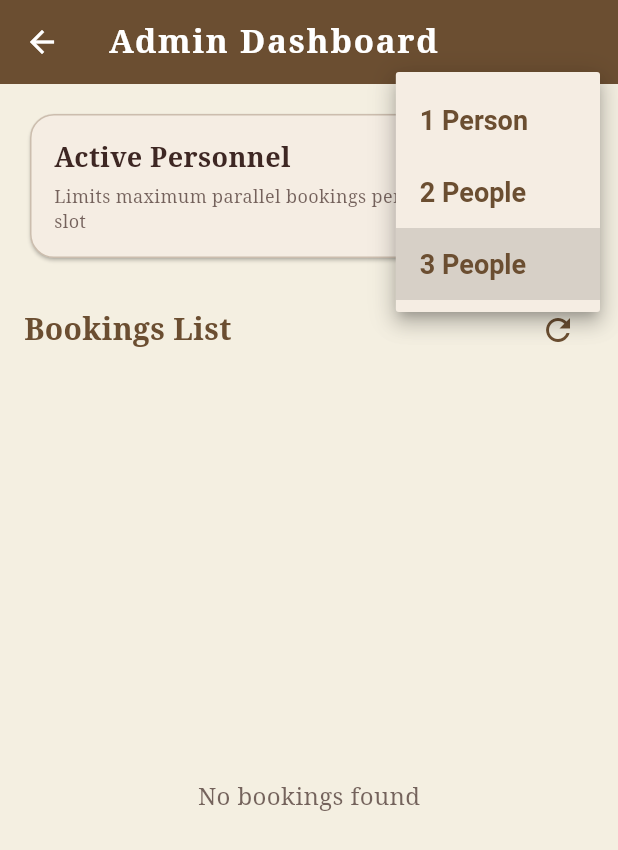
After one commit to MariosGiagkou/Oasis-Spa, a Flutter app: the AdminPage screen opened directly, after a tap on "3 People", on a phone screen of 412 x 824 dp. The commit adds this screen. Shown: the top 850 px of the screen. Run offline on Flutter 3.47's test engine with Material 3 defaults, Android fonts, the phone set to English and light mode, and no system bars; our stand-ins replace google_fonts, shared_preferences, supabase_flutter; accounts and stored records are empty.

Commit message:
feat: implement admin dashboard, Supabase backend schema, and custom branded header

```diff
--- a/oasis/lib/data/spa_menu_data.dart
+++ b/oasis/lib/data/spa_menu_data.dart
@@ -84,4 +84,28 @@ const List<SpaTreatment> spaMenuFallback = [
     priceEuros: 55,
     description: 'Mineral-rich salt exfoliation to smooth and brighten skin.',
   ),
+  SpaTreatment(
+    title: 'Facial exfoliation ritual',
+    durationMinutes: 30,
+    priceEuros: 40,
+    description: 'Revitalising facial exfoliation to smooth and brighten your skin.',
+  ),
+  SpaTreatment(
+    title: 'Facial Massage',
+    durationMinutes: 30,
+    priceEuros: 40,
+    description: 'Gentle, soothing facial massage designed to restore your natural glow.',
+  ),
+  SpaTreatment(
+    title: 'Oasis Glow Ritual',
+    durationMinutes: 45,
+    priceEuros: 55,
+    description: 'Exfoliating mineral-rich scrub followed by a relaxing body massage.',
+  ),
+  SpaTreatment(
+    title: 'Oasis Special Glow Ritual',
+    durationMinutes: 55,
+    priceEuros: 65,
+    description: 'Our signature premium treatment for deep hydration and skin radiance.',
+  ),
 ];
--- /dev/null
+++ b/oasis/lib/pages/admin_page.dart
@@ -0,0 +1,360 @@
+import 'package:flutter/material.dart';
+import 'package:shared_preferences/shared_preferences.dart';
+import '../data/spa_theme.dart';
+import '../services/supabase_service.dart';
+
+class AdminPage extends StatefulWidget {
+  const AdminPage({super.key});
+
+  @override
+  State<AdminPage> createState() => _AdminPageState();
+}
+
+class _AdminPageState extends State<AdminPage> {
+  int _personnelCount = 3;
+  List<Map<String, dynamic>> _bookings = [];
+  bool _isLoading = true;
+
+  @override
+  void initState() {
+    super.initState();
+    _loadSettings();
+    _loadBookings();
+  }
+
+  Future<void> _loadSettings() async {
+    final prefs = await SharedPreferences.getInstance();
+    setState(() {
+      _personnelCount = prefs.getInt('total_rooms') ?? 3;
+    });
+  }
+
+  Future<void> _loadBookings() async {
+    setState(() => _isLoading = true);
+    final bookings = await SupabaseService.fetchAllBookings();
+    setState(() {
+      _bookings = bookings;
+      _isLoading = false;
+    });
+  }
+
+  Future<void> _updatePersonnelCount(int count) async {
+    final prefs = await SharedPreferences.getInstance();
+    await prefs.setInt('total_rooms', count);
+    SupabaseService.totalRooms = count;
+    setState(() {
+      _personnelCount = count;
+    });
+    if (mounted) {
+      ScaffoldMessenger.of(context).showSnackBar(
+        SnackBar(content: Text('Personnel count updated to $count')),
+      );
+    }
+  }
+
+  Future<void> _cancelBooking(int id) async {
+    final confirm = await showDialog<bool>(
+      context: context,
+      builder: (context) => AlertDialog(
+        title: const Text('Cancel Booking'),
+        content: const Text('Are you sure you want to cancel this booking?'),
+        actions: [
+          TextButton(
+            onPressed: () => Navigator.pop(context, false),
+            child: const Text('No'),
+          ),
+          TextButton(
+            onPressed: () => Navigator.pop(context, true),
+            style: TextButton.styleFrom(foregroundColor: Colors.red),
+            child: const Text('Yes, Cancel'),
+          ),
+        ],
+      ),
+    );
+
+    if (confirm == true && mounted) {
+      try {
+        await SupabaseService.cancelBooking(id);
+        if (mounted) {
+          ScaffoldMessenger.of(context).showSnackBar(
+            const SnackBar(content: Text('Booking cancelled successfully')),
+          );
+        }
+        _loadBookings();
+      } catch (e) {
+        if (mounted) {
+          ScaffoldMessenger.of(context).showSnackBar(
+            SnackBar(content: Text('Failed to cancel booking: $e')),
+          );
+        }
+      }
+    }
+  }
+
+  @override
+  Widget build(BuildContext context) {
+    return Scaffold(
+      appBar: AppBar(
+        title: const Text(
+          'Admin Dashboard',
+          style: TextStyle(
+            color: Colors.white,
+            fontWeight: FontWeight.w600,
+            letterSpacing: 1.2,
+          ),
+        ),
+        backgroundColor: SpaColors.terracotta,
+        iconTheme: const IconThemeData(color: Colors.white),
+      ),
+      body: Container(
+        color: SpaColors.sand,
+        padding: const EdgeInsets.all(16.0),
+        child: Column(
+          crossAxisAlignment: CrossAxisAlignment.stretch,
+          children: [
+            // Config Section
+            Card(
+              color: SpaColors.warmBeige,
+              shape: RoundedRectangleBorder(
+                borderRadius: BorderRadius.circular(16),
+                side: BorderSide(
+                  color: SpaColors.terracotta.withValues(alpha: 0.3),
+                ),
+              ),
+              child: Padding(
+                padding: const EdgeInsets.all(16.0),
+                child: Row(
+                  mainAxisAlignment: MainAxisAlignment.spaceBetween,
+                  children: [
+                    Expanded(
+                      child: Column(
+                        crossAxisAlignment: CrossAxisAlignment.start,
+                        children: [
+                          Text(
+                            'Active Personnel',
+                            style: TextStyle(
+                              fontSize: 18,
+                              fontWeight: FontWeight.bold,
+                              color: SpaColors.deepBrown,
+                            ),
+                          ),
+                          const SizedBox(height: 4),
+                          Text(
+                            'Limits maximum parallel bookings per slot',
+                            style: TextStyle(
+                              fontSize: 12,
+                              color: SpaColors.deepBrown.withValues(alpha: 0.7),
+                            ),
+                          ),
+                        ],
+                      ),
+                    ),
+                    DropdownButton<int>(
+                      value: _personnelCount,
+                      dropdownColor: SpaColors.warmBeige,
+                      style: TextStyle(
+                        fontSize: 18,
+                        fontWeight: FontWeight.bold,
+                        color: SpaColors.terracotta,
+                      ),
+                      items: const [
+                        DropdownMenuItem(value: 1, child: Text('1 Person')),
+                        DropdownMenuItem(value: 2, child: Text('2 People')),
+                        DropdownMenuItem(value: 3, child: Text('3 People')),
+                      ],
+                      onChanged: (val) {
+                        if (val != null) {
+                          _updatePersonnelCount(val);
+                        }
+                      },
+                    ),
+                  ],
+                ),
+              ),
+            ),
+            const SizedBox(height: 20),
+            // Header for Bookings
+            Row(
+              mainAxisAlignment: MainAxisAlignment.spaceBetween,
+              children: [
+                Text(
+                  'Bookings List',
+                  style: TextStyle(
+                    fontSize: 20,
+                    fontWeight: FontWeight.bold,
+                    color: SpaColors.terracotta,
+                  ),
+                ),
+                IconButton(
+                  icon: Icon(Icons.refresh, color: SpaColors.terracotta),
+                  onPressed: _loadBookings,
+                ),
+              ],
+            ),
+            const SizedBox(height: 10),
+            // Bookings List Section
+            Expanded(
+              child: _isLoading
+                  ? const Center(child: CircularProgressIndicator())
+                  : _bookings.isEmpty
+                      ? Center(
+                          child: Text(
+                            'No bookings found',
+                            style: TextStyle(
+                              color: SpaColors.deepBrown.withValues(alpha: 0.7),
+                              fontSize: 16,
+                            ),
+                          ),
+                        )
+                      : ListView.builder(
+                          itemCount: _bookings.length,
+                          itemBuilder: (context, index) {
+                            final booking = _bookings[index];
+                            final id = booking['id'] as int;
+                            final name = booking['customer_name'] as String;
+                            final email = booking['customer_email'] as String;
+                            final date = booking['booking_date'] as String;
+                            final time = booking['start_time'] as String;
+                            final room = booking['room_number'] as int;
+                            final status = booking['status'] as String;
+                            final isCancelled = status == 'cancelled';
+
+                            return Card(
+                              color: isCancelled
+                                  ? Colors.red[50]
+                                  : Colors.white,
+                              margin: const EdgeInsets.only(bottom: 12),
+                              shape: RoundedRectangleBorder(
+                                borderRadius: BorderRadius.circular(12),
+                                side: BorderSide(
+                                  color: isCancelled
+                                      ? Colors.red[100]!
+                                      : SpaColors.terracotta
+                                          .withValues(alpha: 0.15),
+                                ),
+                              ),
+                              child: ListTile(
+                                contentPadding: const EdgeInsets.symmetric(
+                                  horizontal: 16,
+                                  vertical: 8,
+                                ),
+                                title: Row(
+                                  mainAxisAlignment:
+                                      MainAxisAlignment.spaceBetween,
+                                  children: [
+                                    Expanded(
+                                      child: Text(
+                                        name,
+                                        style: TextStyle(
+                                          fontWeight: FontWeight.bold,
+                                          fontSize: 16,
+                                          color: isCancelled
+                                              ? Colors.red[700]
+                                              : SpaColors.deepBrown,
+                                        ),
+                                      ),
+                                    ),
+                                    Container(
+                                      padding: const EdgeInsets.symmetric(
+                                        horizontal: 8,
+                                        vertical: 4,
+                                      ),
+                                      decoration: BoxDecoration(
+                                        color: isCancelled
+                                            ? Colors.red[100]
+                                            : Colors.green[100],
+                                        borderRadius:
+                                            BorderRadius.circular(6),
+                                      ),
+                                      child: Text(
+                                        status.toUpperCase(),
+                                        style: TextStyle(
+                                          fontSize: 10,
+                                          fontWeight: FontWeight.bold,
+                                          color: isCancelled
+                                              ? Colors.red[700]
+                                              : Colors.green[800],
+                                        ),
+                                      ),
+                                    ),
+                                  ],
+                                ),
+                                subtitle: Column(
+                                  crossAxisAlignment: CrossAxisAlignment.start,
+                                  children: [
+                                    const SizedBox(height: 4),
+                                    Text(
+                                      'Email: $email',
+                                      style: TextStyle(
+                                        fontSize: 13,
+                                        color: SpaColors.deepBrown
+                                            .withValues(alpha: 0.8),
+                                      ),
+                                    ),
+                                    const SizedBox(height: 4),
+                                    Row(
+                                      children: [
+                                        Icon(
+                                          Icons.calendar_today,
+                                          size: 14,
+                                          color: SpaColors.terracotta,
+                                        ),
+                                        const SizedBox(width: 4),
+                                        Text(
+                                          date,
+                                          style: const TextStyle(fontSize: 13),
+                                        ),
+                                        const SizedBox(width: 12),
+                                        Icon(
+                                          Icons.access_time,
+                                          size: 14,
+                                          color: SpaColors.terracotta,
+                                        ),
+                                        const SizedBox(width: 4),
+                                        Text(
+                                          _formatTime(time),
+                                          style: const TextStyle(fontSize: 13),
+                                        ),
+                                      ],
+                                    ),
+                                    const SizedBox(height: 4),
+                                    Text(
+                                      'Room/Personnel Assigned: $room',
+                                      style: TextStyle(
+                                        fontSize: 12,
+                                        color: SpaColors.deepBrown
+                                            .withValues(alpha: 0.6),
+                                      ),
+                                    ),
+                                  ],
+                                ),
+                                trailing: !isCancelled
+                                    ? IconButton(
+                                        icon: const Icon(
+                                          Icons.cancel,
+                                          color: Colors.red,
+                                        ),
+                                        onPressed: () => _cancelBooking(id),
+                                      )
+                                    : null,
+                              ),
+                            );
+                          },
+                        ),
+            ),
+          ],
+        ),
+      ),
+    );
+  }
+
+  String _formatTime(String time) {
+    final parts = time.split(':');
+    if (parts.length < 2) return time;
+    final hour = int.parse(parts[0]);
+    final minute = parts[1];
+    final period = hour >= 12 ? 'PM' : 'AM';
+    final h12 = hour > 12 ? hour - 12 : (hour == 0 ? 12 : hour);
+    return '$h12:$minute $period';
+  }
+}
--- a/oasis/lib/services/supabase_service.dart
+++ b/oasis/lib/services/supabase_service.dart
@@ -9,7 +9,7 @@ class SupabaseService {
   static SupabaseClient get _client => mockClient ?? Supabase.instance.client;
 
   /// Number of treatment rooms available.
-  static const int totalRooms = 3;
+  static int totalRooms = 3;
 
   /// Spa opening / closing hours.
   static const int openHour = 10; // 10 AM
@@ -154,6 +154,30 @@ class SupabaseService {
     return response;
   }
 
+  // ─── Admin Operations ───────────────────────────────────────
+
+  /// Fetch all bookings from Supabase.
+  static Future<List<Map<String, dynamic>>> fetchAllBookings() async {
+    try {
+      final response = await _client
+          .from('bookings')
+          .select()
+          .order('booking_date', ascending: false)
+          .order('start_time', ascending: false);
+      return List<Map<String, dynamic>>.from(response);
+    } catch (_) {
+      return [];
+    }
+  }
+
+  /// Cancel a booking by ID.
+  static Future<void> cancelBooking(int bookingId) async {
+    await _client
+        .from('bookings')
+        .update({'status': 'cancelled'})
+        .eq('id', bookingId);
+  }
+
   // ─── Helpers ────────────────────────────────────────────────
 
   static int _timeToMinutes(String time) {
--- a/oasis/pubspec.yaml
+++ b/oasis/pubspec.yaml
@@ -37,6 +37,7 @@ dependencies:
   url_launcher: ^6.3.2
   google_fonts: ^8.1.0
   supabase_flutter: ^2.12.4
+  shared_preferences: ^2.3.2
   intl: ^0.20.2
 
 dev_dependencies:
```
Also changed, not shown: oasis/lib/layout/custom_header.dart (+46 -0 lines), oasis/lib/main.dart (+7 -0 lines), oasis/pubspec.lock, 2 other files.
